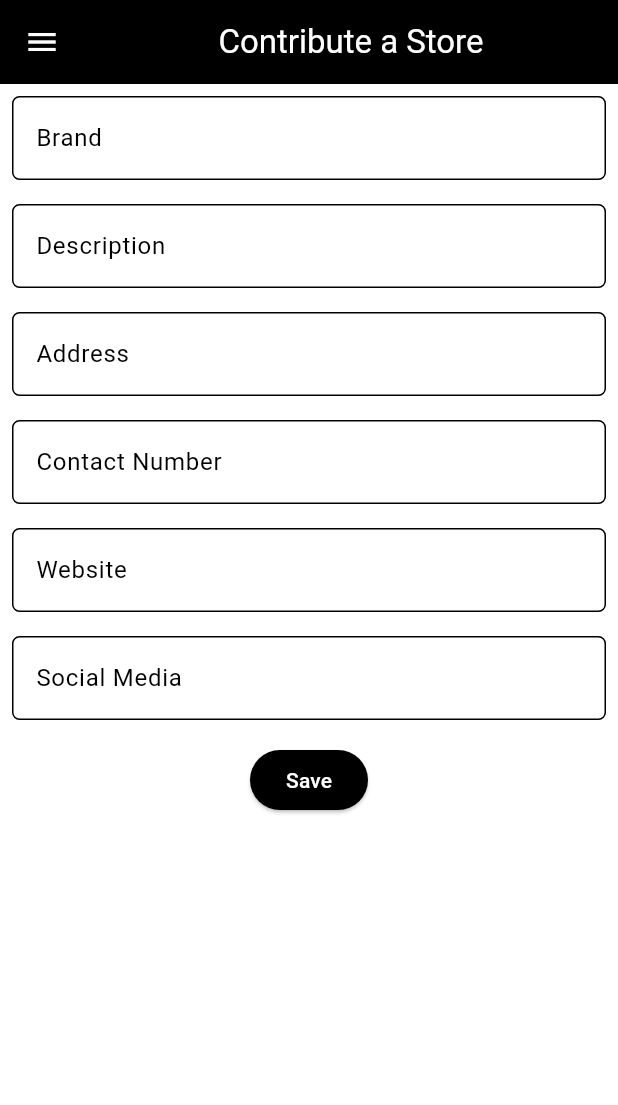
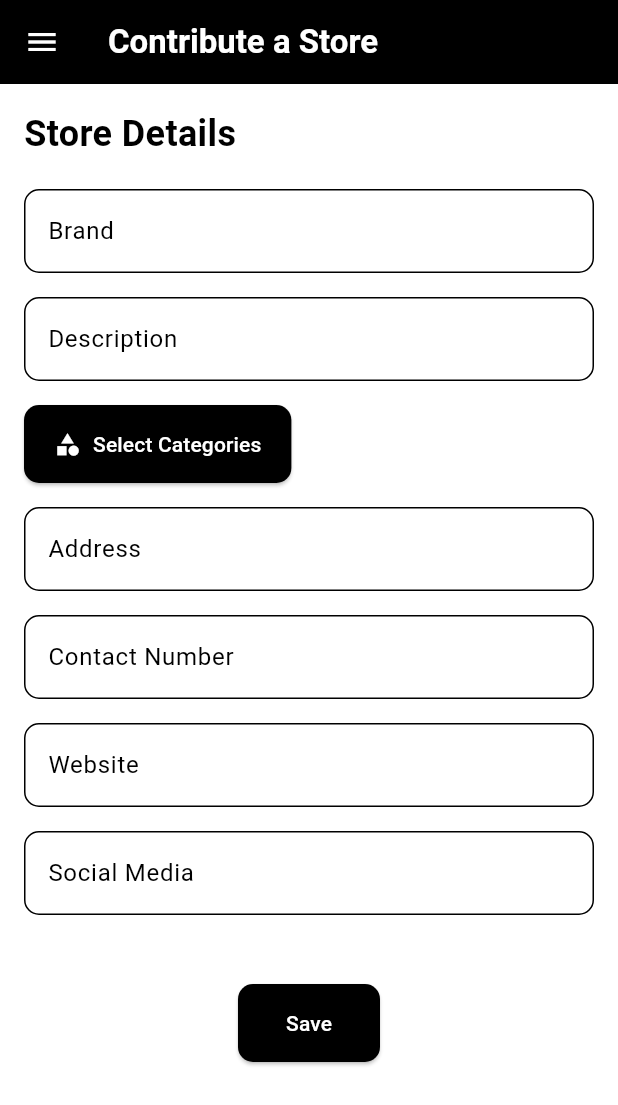
Before and after one commit to PBPgasal24-E01/bandung-couture-mobile, a Flutter app: the StoreFormPage screen opened directly, on a phone screen of 412 x 824 dp. Shown: the top 1105 px of the screen. Run offline on Flutter 3.47's test engine with Material 3 defaults, Android fonts, the phone set to English and light mode, and no system bars; missing offline and left inert: pbp_django_auth.

Commit message:
enabling categories manipulation in create and update store

```diff
--- a/lib/main.dart
+++ b/lib/main.dart
@@ -35,7 +35,7 @@ class MyApp extends StatelessWidget {
           ),
           useMaterial3: true,
         ),
-        home: const LoginPage(),
+        home: const StoresPage(),
       ),
     );
   }
--- a/lib/screens/stores/store_form.dart
+++ b/lib/screens/stores/store_form.dart
@@ -6,6 +6,7 @@ import 'package:bandung_couture_mobile/widgets/left_drawer.dart';
 import 'package:bandung_couture_mobile/constants/url.dart';
 import 'package:bandung_couture_mobile/screens/stores/contributor_stores_page.dart';
 import 'package:bandung_couture_mobile/models/stores/store.dart';
+import 'package:bandung_couture_mobile/widgets/stores/multi_select.dart';
 
 class StoreFormPage extends StatefulWidget {
   final Store? instance;
@@ -20,17 +21,61 @@ class StoreFormPage extends StatefulWidget {
 class _StoreFormPageState extends State<StoreFormPage> {
   final _formKey = GlobalKey<FormState>();
 
-  late String _brand;
-  late String _description;
-  late String _address;
-  late String _contactNumber;
-  late String _website;
-  late String _socialMedia;
+  late String _brand,
+      _description,
+      _address,
+      _contactNumber,
+      _website,
+      _socialMedia;
+  late List<int> _categories;
+
+  void _showMultiSelect() async {
+    final request = Provider.of<CookieRequest>(context, listen: false);
+    final response =
+        await request.get('${URL.urlLink}stores/get-categories-mapping?');
+
+    if (!context.mounted) return;
+
+    final nameToPk = (response['data'] as Map<String, dynamic>)
+        .map((key, value) => MapEntry(key, value as int));
+    final pkToName = (response['inverted_data'] as Map<String, dynamic>)
+        .map((key, value) => MapEntry(int.parse(key), value as String));
+
+    List<String> names = nameToPk.keys.toList();
+    List<String> initial = [];
+
+    for (int categoryPk in _categories) {
+      String? categoryName = pkToName[categoryPk];
+      if (categoryName != null) {
+        initial.add(categoryName);
+      }
+    }
+
+    final List<String>? results = await showDialog(
+      context: context,
+      builder: (BuildContext context) {
+        return MultiSelect(
+          items: names,
+          initialItems: initial,
+        );
+      },
+    );
+
+    if (results != null) {
+      List<int> categories = [];
+      for (var name in results) {
+        int? pk = nameToPk[name];
+        if (pk != null) categories.add(pk);
+      }
+      setState(() {
+        _categories = categories;
+      });
+    }
+  }
 
   @override
   void initState() {
     super.initState();
-
     if (widget.edit) {
       _brand = widget.instance!.fields.brand;
       _description = widget.instance!.fields.description;
@@ -38,9 +83,11 @@ class _StoreFormPageState extends State<StoreFormPage> {
       _contactNumber = widget.instance!.fields.contactNumber;
       _website = widget.instance!.fields.website;
       _socialMedia = widget.instance!.fields.socialMedia;
+      _categories = widget.instance!.fields.categories;
     } else {
       _brand = _description =
           _address = _contactNumber = _website = _socialMedia = "";
+      _categories = [];
     }
   }
 
@@ -50,185 +97,90 @@ class _StoreFormPageState extends State<StoreFormPage> {
 
     return Scaffold(
       appBar: AppBar(
-        title: const Center(
-          child: Text(
+        title: const Text(
           'Contribute a Store',
+          style: TextStyle(color: Colors.white, fontWeight: FontWeight.bold),
         ),
-        ),
-        backgroundColor: Theme.of(context).colorScheme.primary,
-        foregroundColor: Colors.white,
+        backgroundColor: Colors.black,
+        elevation: 4,
+        iconTheme: const IconThemeData(color: Colors.white),
       ),
       drawer: const LeftDrawer(),
-      body: Form(
+      body: SingleChildScrollView(
+        padding: const EdgeInsets.all(16.0),
+        child: Form(
           key: _formKey,
-        child: SingleChildScrollView(
           child: Column(
             crossAxisAlignment: CrossAxisAlignment.start,
             children: [
-            Padding(
-              padding: const EdgeInsets.all(8.0),
-              child: TextFormField(
-                initialValue: _brand,
-                decoration: InputDecoration(
-                  hintText: "Brand",
-                  labelText: "Brand",
-                  border: OutlineInputBorder(
-                    borderRadius: BorderRadius.circular(5.0),
+              // Title
+              const Text(
+                "Store Details",
+                style: TextStyle(
+                  fontSize: 24,
+                  fontWeight: FontWeight.bold,
+                  color: Colors.black,
                 ),
               ),
-                onChanged: (String? value) {
-                  setState(() {
-                    _brand = value!;
-                  });
-                },
-                validator: (String? value) {
-                  if (value == null || value.isEmpty) {
-                    return "Brand tidak boleh kosong!";
-                  }
-                  return null;
-                },
+              const SizedBox(height: 20),
+
+              // Form Fields
+              _buildTextFormField("Brand", _brand, (value) => _brand = value),
+              _buildTextFormField(
+                  "Description", _description, (value) => _description = value),
+
+              // Multi-Select Button
+              ElevatedButton.icon(
+                style: ElevatedButton.styleFrom(
+                  backgroundColor: Colors.black,
+                  foregroundColor: Colors.white,
+                  padding:
+                      const EdgeInsets.symmetric(vertical: 16, horizontal: 20),
+                  shape: RoundedRectangleBorder(
+                    borderRadius: BorderRadius.circular(10),
                   ),
                 ),
-            Padding(
-              padding: const EdgeInsets.all(8.0),
-              child: TextFormField(
-                initialValue: _description,
-                decoration: InputDecoration(
-                  hintText: "Description",
-                  labelText: "Description",
-                  border: OutlineInputBorder(
-                    borderRadius: BorderRadius.circular(5.0),
+                icon: const Icon(Icons.category),
+                label: const Text("Select Categories"),
+                onPressed: _showMultiSelect,
               ),
+              const SizedBox(height: 16),
+
+              _buildTextFormField(
+                  "Address", _address, (value) => _address = value),
+              _buildTextFormField("Contact Number", _contactNumber,
+                  (value) => _contactNumber = value),
+              _buildTextFormField(
+                  "Website", _website, (value) => _website = value),
+              _buildTextFormField("Social Media", _socialMedia,
+                  (value) => _socialMedia = value),
+
+              const SizedBox(height: 30),
+
+              // Save Button
+              Align(
+                alignment: Alignment.center,
+                child: ElevatedButton(
+                  style: ElevatedButton.styleFrom(
+                    backgroundColor: Colors.black,
+                    foregroundColor: Colors.white,
+                    padding: const EdgeInsets.symmetric(
+                        vertical: 16, horizontal: 32),
+                    shape: RoundedRectangleBorder(
+                      borderRadius: BorderRadius.circular(10),
                     ),
-                onChanged: (String? value) {
-                  setState(() {
-                    _description = value!;
-                  });
-                },
-                validator: (String? value) {
-                  if (value == null || value.isEmpty) {
-                    return "Description tidak boleh kosong!";
-                  }
-                  return null;
-                },
-              ),
-            ),
-            Padding(
-              padding: const EdgeInsets.all(8.0),
-              child: TextFormField(
-                initialValue: _address,
-                decoration: InputDecoration(
-                  hintText: "Address",
-                  labelText: "Address",
-                  border: OutlineInputBorder(
-                    borderRadius: BorderRadius.circular(5.0),
-                  ),
-                ),
-                onChanged: (String? value) {
-                  setState(() {
-                    _address = value!;
-                  });
-                },
-                validator: (String? value) {
-                  if (value == null || value.isEmpty) {
-                    return "Address tidak boleh kosong!";
-                  }
-                  return null;
-                },
-              ),
-            ),
-            Padding(
-              padding: const EdgeInsets.all(8.0),
-              child: TextFormField(
-                initialValue: _contactNumber,
-                decoration: InputDecoration(
-                  hintText: "Contact Number",
-                  labelText: "Contact Number",
-                  border: OutlineInputBorder(
-                    borderRadius: BorderRadius.circular(5.0),
-                  ),
-                ),
-                onChanged: (String? value) {
-                  setState(() {
-                    _contactNumber = value!;
-                  });
-                },
-                validator: (String? value) {
-                  if (value == null || value.isEmpty) {
-                    return "Contact number tidak boleh kosong!";
-                  }
-                  return null;
-                },
-              ),
-            ),
-            Padding(
-              padding: const EdgeInsets.all(8.0),
-              child: TextFormField(
-                initialValue: _website,
-                decoration: InputDecoration(
-                  hintText: "Website",
-                  labelText: "Website",
-                  border: OutlineInputBorder(
-                    borderRadius: BorderRadius.circular(5.0),
-                  ),
-                ),
-                onChanged: (String? value) {
-                  setState(() {
-                    _website = value!;
-                  });
-                },
-                validator: (String? value) {
-                  if (value == null || value.isEmpty) {
-                    return "Website tidak boleh kosong!";
-                  }
-                  return null;
-                },
-              ),
-            ),
-            Padding(
-              padding: const EdgeInsets.all(8.0),
-              child: TextFormField(
-                initialValue: _socialMedia,
-                decoration: InputDecoration(
-                  hintText: "Social Media",
-                  labelText: "Social Media",
-                  border: OutlineInputBorder(
-                    borderRadius: BorderRadius.circular(5.0),
-                  ),
-                ),
-                onChanged: (String? value) {
-                  setState(() {
-                    _socialMedia = value!;
-                  });
-                },
-                validator: (String? value) {
-                  if (value == null || value.isEmpty) {
-                    return "Social Media tidak boleh kosong!";
-                  }
-                  return null;
-                },
-              ),
-            ),
-            Align(
-              alignment: Alignment.bottomCenter,
-              child: Padding(
-                padding: const EdgeInsets.all(8.0),
-                child: ElevatedButton(
-                  style: ButtonStyle(
-                    backgroundColor: WidgetStateProperty.all(
-                        Theme.of(context).colorScheme.primary),
                   ),
                   onPressed: () async {
                     if (_formKey.currentState!.validate()) {
                       String url = widget.edit
                           ? '${URL.urlLink}stores/edit-mobile'
                           : '${URL.urlLink}stores/add-mobile';
-
                       final response = await request.postJson(
                         url,
                         jsonEncode(<String, String>{
                           'brand': _brand,
                           'description': _description,
+                          'categories': _categories.join(','),
                           'address': _address,
                           'contact_number': _contactNumber,
                           'website': _website,
@@ -236,7 +188,7 @@ class _StoreFormPageState extends State<StoreFormPage> {
                           if (widget.edit) 'pk': widget.instance!.pk.toString()
                         }),
                       );
-                      if (context.mounted) {
+
                       ScaffoldMessenger.of(context).showSnackBar(SnackBar(
                         content: Text(
                             '${response['status']}: ${response['description']}'),
@@ -250,17 +202,32 @@ class _StoreFormPageState extends State<StoreFormPage> {
                         );
                       }
                     }
-                    }
                   },
-                  child: const Text(
-                    "Save",
-                    style: TextStyle(color: Colors.white),
+                  child: const Text("Save"),
+                ),
+              ),
+            ],
           ),
         ),
       ),
+    );
+  }
+
+  Widget _buildTextFormField(
+      String label, String initialValue, Function(String) onChanged) {
+    return Padding(
+      padding: const EdgeInsets.only(bottom: 16),
+      child: TextFormField(
+        initialValue: initialValue,
+        style: const TextStyle(color: Colors.black),
+        decoration: InputDecoration(
+          labelText: label,
+          labelStyle: const TextStyle(color: Colors.black),
+          filled: true,
+          fillColor: Colors.white,
+          border: OutlineInputBorder(borderRadius: BorderRadius.circular(10)),
         ),
-          ],
-        )),
+        onChanged: (value) => onChanged(value),
       ),
     );
   }
--- a/pubspec.yaml
+++ b/pubspec.yaml
@@ -38,6 +38,8 @@ dependencies:
   provider: ^6.1.2
   pbp_django_auth: ^0.4.0
   http: ^1.2.2
+
+  carousel_slider: ^4.2.1
 
 dev_dependencies:
   flutter_test:
```
Also changed, not shown: lib/screens/stores/stores_page.dart (+10 -4 lines), lib/widgets/stores/multi_select.dart (added, +113 -0 lines), pubspec.lock. Lines whose indentation alone changed are shown as unchanged.
